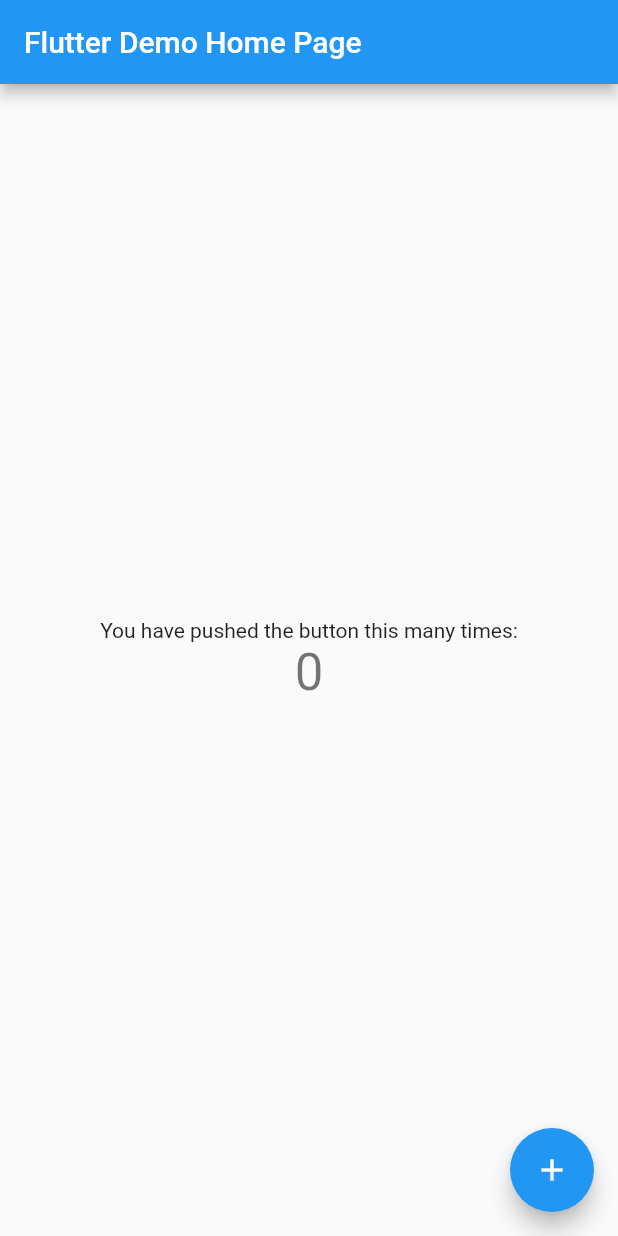
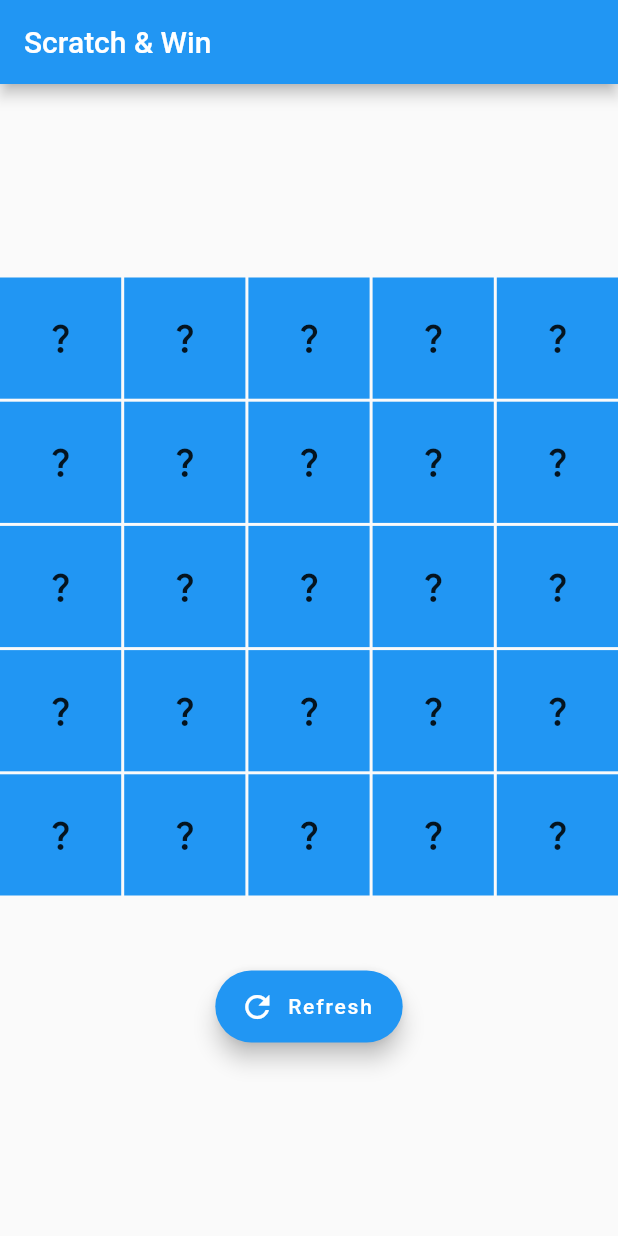
Before and after one commit to GunvantGMC/scratchnwin, a Flutter app: the screen it shows after launch, on a phone screen of 412 x 824 dp. Run offline on Flutter 3.47's test engine with Material 2 defaults, Android fonts, the light colour scheme and no system bars.

Commit message:
Update main.dart
Implemented Scratch & Win UI

```diff
--- a/lib/main.dart
+++ b/lib/main.dart
@@ -1,3 +1,4 @@
+// ignore_for_file: prefer_const_constructors
 import 'package:flutter/material.dart';
 
 void main() {
@@ -11,35 +12,17 @@
   @override
   Widget build(BuildContext context) {
     return MaterialApp(
-      title: 'Flutter Demo',
+      title: 'Scratch & Win',
       theme: ThemeData(
-        // This is the theme of your application.
-        //
-        // Try running your application with "flutter run". You'll see the
-        // application has a blue toolbar. Then, without quitting the app, try
-        // changing the primarySwatch below to Colors.green and then invoke
-        // "hot reload" (press "r" in the console where you ran "flutter run",
-        // or simply save your changes to "hot reload" in a Flutter IDE).
-        // Notice that the counter didn't reset back to zero; the application
-        // is not restarted.
         primarySwatch: Colors.blue,
       ),
-      home: const MyHomePage(title: 'Flutter Demo Home Page'),
+      home: const MyHomePage(title: 'Scratch & Win'),
     );
   }
 }
 
 class MyHomePage extends StatefulWidget {
   const MyHomePage({super.key, required this.title});
-
-  // This widget is the home page of your application. It is stateful, meaning
-  // that it has a State object (defined below) that contains fields that affect
-  // how it looks.
-
-  // This class is the configuration for the state. It holds the values (in this
-  // case the title) provided by the parent (in this case the App widget) and
-  // used by the build method of the State. Fields in a Widget subclass are
-  // always marked "final".
 
   final String title;
 
@@ -48,68 +31,57 @@
 }
 
 class _MyHomePageState extends State<MyHomePage> {
-  int _counter = 0;
-
-  void _incrementCounter() {
-    setState(() {
-      // This call to setState tells the Flutter framework that something has
-      // changed in this State, which causes it to rerun the build method below
-      // so that the display can reflect the updated values. If we changed
-      // _counter without calling setState(), then the build method would not be
-      // called again, and so nothing would appear to happen.
-      _counter++;
-    });
-  }
-
   @override
   Widget build(BuildContext context) {
-    // This method is rerun every time setState is called, for instance as done
-    // by the _incrementCounter method above.
-    //
-    // The Flutter framework has been optimized to make rerunning build methods
-    // fast, so that you can just rebuild anything that needs updating rather
-    // than having to individually change instances of widgets.
     return Scaffold(
       appBar: AppBar(
-        // Here we take the value from the MyHomePage object that was created by
-        // the App.build method, and use it to set our appbar title.
         title: Text(widget.title),
       ),
       body: Center(
-        // Center is a layout widget. It takes a single child and positions it
-        // in the middle of the parent.
         child: Column(
-          // Column is also a layout widget. It takes a list of children and
-          // arranges them vertically. By default, it sizes itself to fit its
-          // children horizontally, and tries to be as tall as its parent.
-          //
-          // Invoke "debug painting" (press "p" in the console, choose the
-          // "Toggle Debug Paint" action from the Flutter Inspector in Android
-          // Studio, or the "Toggle Debug Paint" command in Visual Studio Code)
-          // to see the wireframe for each widget.
-          //
-          // Column has various properties to control how it sizes itself and
-          // how it positions its children. Here we use mainAxisAlignment to
-          // center the children vertically; the main axis here is the vertical
-          // axis because Columns are vertical (the cross axis would be
-          // horizontal).
-          mainAxisAlignment: MainAxisAlignment.center,
-          children: <Widget>[
-            const Text(
-              'You have pushed the button this many times:',
+          mainAxisSize: MainAxisSize.min,
+          children: [
+            Flexible(
+              fit: FlexFit.loose,
+              child: GridView.builder(
+                shrinkWrap: true,
+                gridDelegate: SliverGridDelegateWithFixedCrossAxisCount(
+                  crossAxisCount: 5,
+                  mainAxisSpacing: 2.0,
+                  crossAxisSpacing: 2.0,
+                ),
+                itemBuilder: (c, i) => Container(
+                  child: Material(
+                    color: Colors.blue,
+                    child: InkWell(
+                      onTap: () {},
+                      child: const Icon(Icons.question_mark),
+                    ),
+                  ),
+                ),
+                itemCount: 25,
+              ),
             ),
-            Text(
-              '$_counter',
-              style: Theme.of(context).textTheme.headline4,
+            SizedBox(height: 50.0),
+            FloatingActionButton.extended(
+              onPressed: () {},
+              label: Text("Refresh"),
+              icon: Icon(Icons.refresh),
             ),
           ],
         ),
       ),
-      floatingActionButton: FloatingActionButton(
-        onPressed: _incrementCounter,
-        tooltip: 'Increment',
-        child: const Icon(Icons.add),
-      ), // This trailing comma makes auto-formatting nicer for build methods.
+    );
+  }
+
+  showContainer({required bool isFront, required isGift}) {
+    return Material(
+      color: Colors.blue,
+      child: isFront
+          ? Icon(Icons.question_mark)
+          : isGift
+              ? Icon(Icons.celebration)
+              : Icon(Icons.warning),
     );
   }
 }
```
